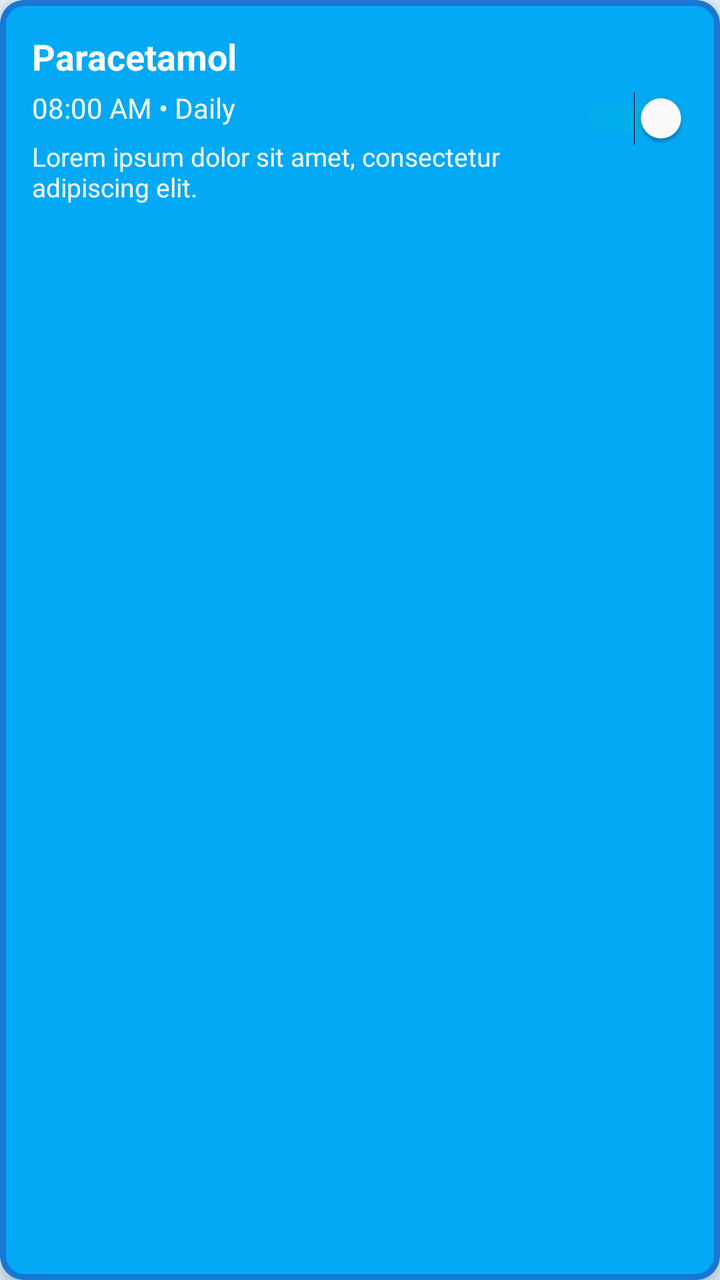
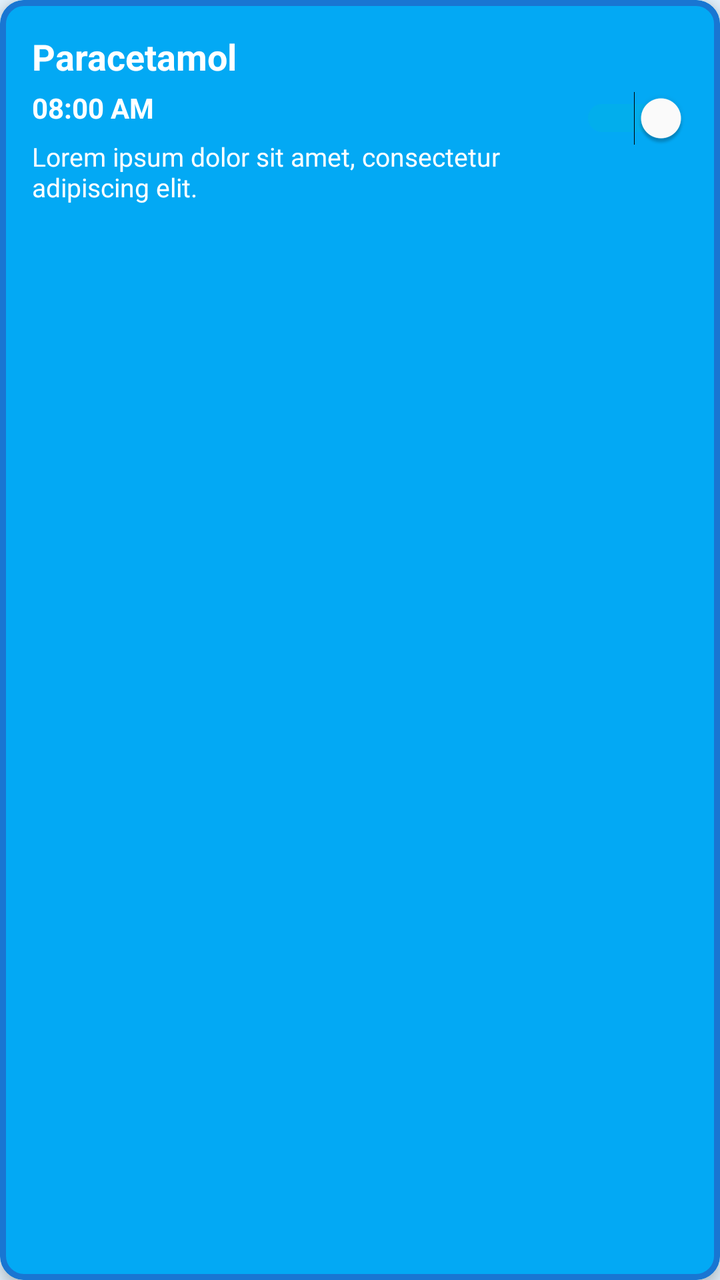

Before-and-after screenshots of an Android layout around one commit, followed by the original layout XML and the change that was made.
<!-- AndroidManifest.xml: application theme Theme.MedsTime -->
<!-- res/layout/item_alarm.xml -->
<?xml version="1.0" encoding="utf-8"?>
<com.google.android.material.card.MaterialCardView xmlns:android="http://schemas.android.com/apk/res/android"
    xmlns:app="http://schemas.android.com/apk/res-auto"
    android:layout_width="match_parent"
    android:layout_height="wrap_content"
    android:layout_margin="8dp"
    app:cardCornerRadius="12dp"
    app:cardElevation="4dp"
    app:cardBackgroundColor="#03A9F4">

    <LinearLayout
        android:layout_width="match_parent"
        android:layout_height="wrap_content"
        android:orientation="horizontal"
        android:padding="16dp"
        android:gravity="center_vertical">

        
        <LinearLayout
            android:layout_width="303dp"
            android:layout_height="wrap_content"
            android:layout_weight="1"
            android:orientation="vertical">

            
            <TextView
                android:id="@+id/tvMedicineName"
                android:layout_width="wrap_content"
                android:layout_height="wrap_content"
                android:text="Paracetamol"
                android:textColor="@android:color/white"
                android:textSize="18sp"
                android:textStyle="bold" />

            
            <LinearLayout
                android:layout_width="wrap_content"
                android:layout_height="wrap_content"
                android:orientation="horizontal"
                android:paddingTop="4dp">

                <TextView
                    android:id="@+id/tvNextAlarm"
                    android:layout_width="wrap_content"
                    android:layout_height="wrap_content"
                    android:text="08:00 AM"
                    android:textColor="@android:color/white"
                    android:textSize="14sp" />

                <TextView
                    android:id="@+id/tvDotSeparator"
                    android:layout_width="wrap_content"
                    android:layout_height="wrap_content"
                    android:text=" • "
                    android:textColor="@android:color/white"
                    android:textSize="14sp" />

                <TextView
                    android:id="@+id/tvAlarmType"
                    android:layout_width="wrap_content"
                    android:layout_height="wrap_content"
                    android:text="Daily"
                    android:textColor="@android:color/white"
                    android:textSize="14sp" />

            </LinearLayout>

            
            <TextView
                android:id="@+id/tvalarmNote"
                android:layout_width="wrap_content"
                android:layout_height="wrap_content"
                android:paddingTop="6dp"
                android:text="Lorem ipsum dolor sit amet, consectetur adipiscing elit."
                android:ellipsize="end"
                android:textColor="@android:color/white"
                android:maxLines="3"
                android:textSize="13sp" />

        </LinearLayout>

        <Switch
            android:id="@+id/reminderSwitch"
            android:layout_width="70dp"
            android:layout_height="wrap_content"
            android:checked="true"
            android:minHeight="48dp"
            android:thumbTint="@android:color/white" />

    </LinearLayout>
</com.google.android.material.card.MaterialCardView>
<!-- resources referenced by this layout -->
<resources>
  <style name="Theme.MedsTime" parent="Base.Theme.MedsTime" />
  <style name="Base.Theme.MedsTime" parent="Theme.MaterialComponents.Light.NoActionBar">
          
          <item name="colorPrimary">#1976D2</item>
          <item name="colorPrimaryDark">#0D47A1</item>
          <item name="colorAccent">#00BCD4</item>
  
          
          <item name="android:windowBackground">#E3F2FD</item>
          <item name="android:colorBackground">#E3F2FD</item>
  
          
          <item name="android:textColorPrimary">@android:color/black</item>
          <item name="android:textColorSecondary">@android:color/black</item>
  
          
          <item name="cardViewStyle">@style/Widget.MedsTime.Card</item>
          <item name="floatingActionButtonStyle">@style/Widget.MedsTime.FAB</item>
  
          
          <item name="android:textColorPrimaryInverse">@android:color/white</item>
          <item name="android:textColorSecondaryInverse">@android:color/white</item>
      </style>
  <style name="Widget.MedsTime.Card" parent="Widget.MaterialComponents.CardView">
          <item name="cardBackgroundColor">@android:color/white</item>
          <item name="cardElevation">4dp</item>
          <item name="cardUseCompatPadding">true</item>
      </style>
  <style name="Widget.MedsTime.FAB" parent="Widget.MaterialComponents.FloatingActionButton">
          <item name="backgroundTint">#1976D2</item>
          <item name="tint">@android:color/white</item>
      </style>
  <style name="Widget.MaterialComponents.CardView" parent="Widget.MaterialComponents.CardView">
          <item name="strokeColor">#1976D2</item>
          <item name="strokeWidth">3dp</item>
      </style>
</resources>

<!-- the commit's change to res/layout/item_alarm.xml (unified diff, before → after) -->
@@ -45,23 +45,8 @@
                     android:layout_height="wrap_content"
                     android:text="08:00 AM"
                     android:textColor="@android:color/white"
-                    android:textSize="14sp" />
-
-                <TextView
-                    android:id="@+id/tvDotSeparator"
-                    android:layout_width="wrap_content"
-                    android:layout_height="wrap_content"
-                    android:text=" • "
-                    android:textColor="@android:color/white"
-                    android:textSize="14sp" />
-
-                <TextView
-                    android:id="@+id/tvAlarmType"
-                    android:layout_width="wrap_content"
-                    android:layout_height="wrap_content"
-                    android:text="Daily"
-                    android:textColor="@android:color/white"
-                    android:textSize="14sp" />
+                    android:textSize="14sp"
+                    android:textStyle="bold" />
 
             </LinearLayout>
 
@@ -74,7 +59,7 @@
                 android:text="Lorem ipsum dolor sit amet, consectetur adipiscing elit."
                 android:ellipsize="end"
                 android:textColor="@android:color/white"
-                android:maxLines="3"
+                android:maxLines="2"
                 android:textSize="13sp" />
 
         </LinearLayout>
